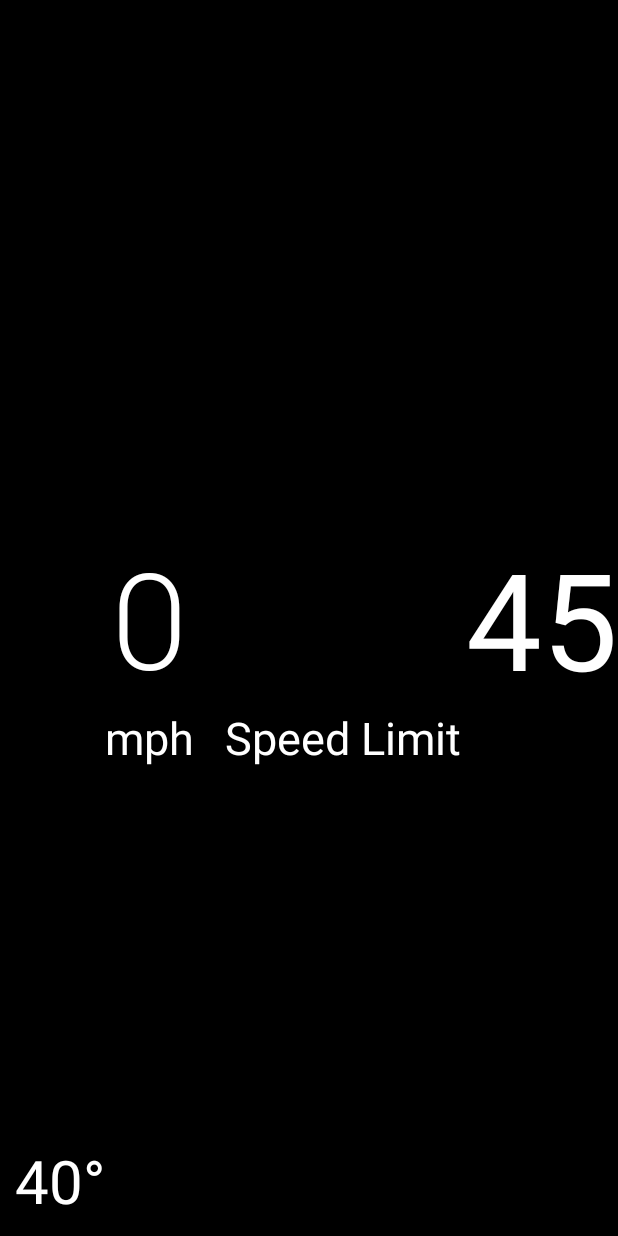
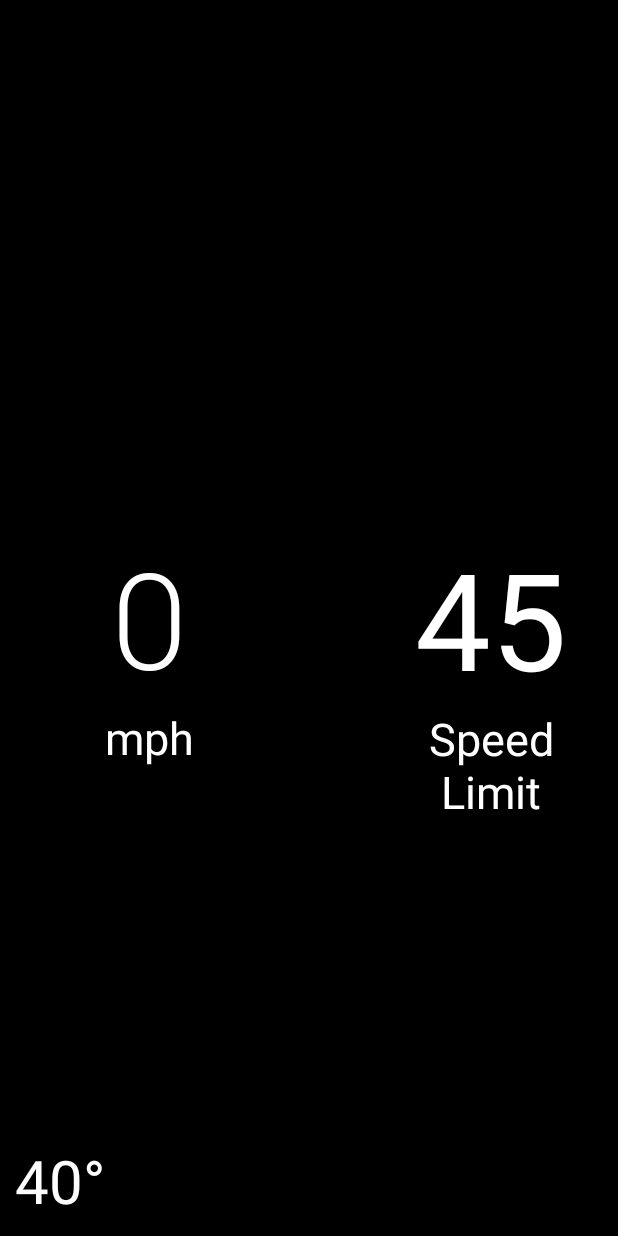
Before and after one commit to feighter09/SaveMyGlass, an Android app: the screen it shows after launch (FullscreenActivity), on a phone screen of 412 x 824 dp. Run offline under Robolectric (Android 15) with nearby library versions, the phone set to English and light mode, and no system bars.

Commit message:
making it look better

```diff
--- a/SleepDetector/src/main/res/layout/activity_fullscreen.xml
+++ b/SleepDetector/src/main/res/layout/activity_fullscreen.xml
@@ -50,14 +50,11 @@
         android:layout_height="wrap_content"
         android:text="45"
         android:id="@+id/speedLimitTextView"
+        android:textSize="90dp"
+        android:singleLine="false"
         android:layout_centerVertical="true"
-        android:textSize="90dp"
-        android:layout_alignTop="@id/speedTextView"
         android:layout_alignParentRight="true"
-        android:layout_alignBottom="@id/speedTextView"
-        android:singleLine="false"
-        android:layout_alignRight="@+id/speedLimitTextView"
-        android:layout_alignLeft="@+id/speedLimitTextView" />
+        android:layout_marginRight="34dp" />
 
     <TextView
         android:textColor="#FFFFFF"
@@ -67,8 +64,10 @@
         android:id="@+id/textView2"
         android:layout_gravity="right|bottom"
         android:textSize="30dp"
-        android:layout_marginLeft="150dp"
         android:singleLine="false"
-        android:gravity="bottom"
-        android:layout_alignTop="@+id/speedUnitTextView" />
+        android:gravity="center"
+        android:layout_below="@+id/speedLimitTextView"
+        android:layout_alignParentRight="true"
+        android:layout_marginRight="34dp"
+        android:layout_alignLeft="@+id/speedLimitTextView" />
 </RelativeLayout>
```
